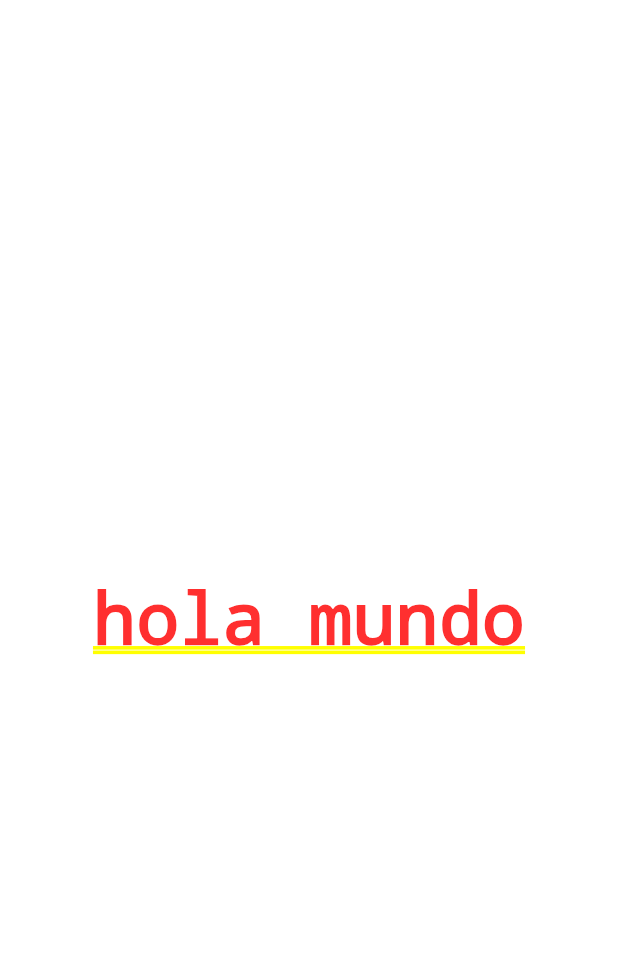
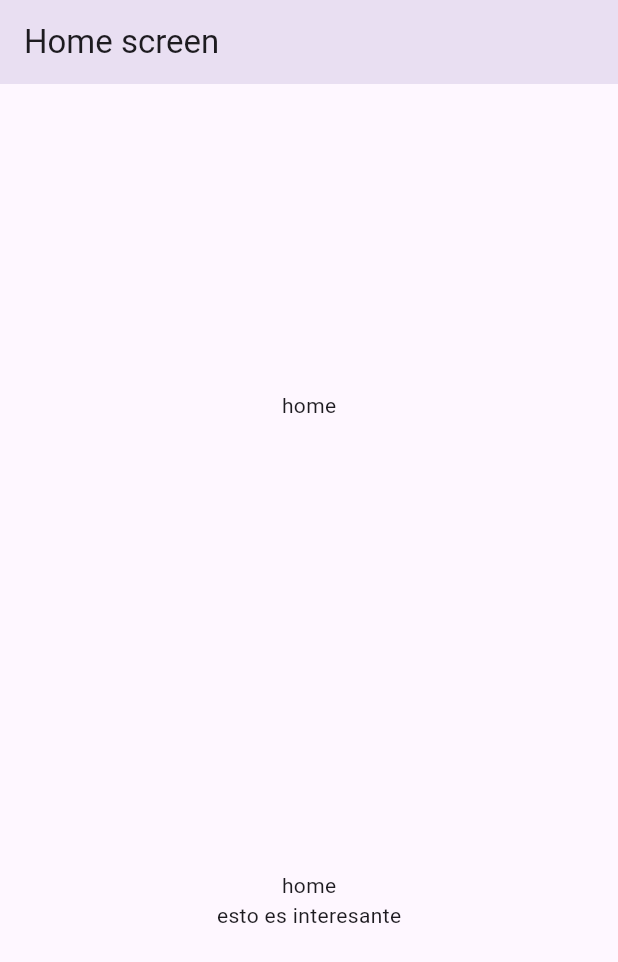
Before and after one commit to GokuPrograming/practica_4_1, a Flutter app: the screen it shows after launch, on a phone screen of 412 x 824 dp. Shown: the top 962 px of the screen. Run offline on Flutter 3.47's test engine with Material 3 defaults, Android fonts, the phone set to English and light mode, and no system bars.

Commit message:
nueva pantalla

```diff
--- /dev/null
+++ b/lib/home_screen2.dart
@@ -0,0 +1,34 @@
+import 'package:flutter/material.dart';
+
+class HomeScreenv2 extends StatelessWidget {
+  const HomeScreenv2({super.key});
+
+  /// la clase debe de tener siempre su constructor
+//habitualmente pide const, se puede dejar sin usarse asi
+  @override
+  Widget build(BuildContext context) {
+    return MaterialApp(
+        debugShowCheckedModeBanner: false,//quita el banner de debbug
+        home: Scaffold(
+          appBar: AppBar(
+            //barra de navegacion de la app
+            title: const Text('Home screen'), //su texto
+            elevation: 12.0, //que tan arriba va estar
+          ),
+          body: const Center(
+              //la pantalla
+              child: Column(
+            // se agrega una columan para organizar los elementos de la app
+            mainAxisAlignment:
+                MainAxisAlignment.center, // ayuda a centrar los elementos
+            children: [
+              // los hijos de metodo columna ayudan a acomodar las cosas dentro de
+              Text('home'),
+              SizedBox(width: 200, height: 300), //separacion
+              Text("home"),
+              Text("esto es interesante")
+            ],
+          )),
+        ));
+  }
+}
--- a/lib/main.dart
+++ b/lib/main.dart
@@ -1,18 +1,26 @@
 import 'package:flutter/material.dart';
+import 'package:practica_4_1/home_screen2.dart';
 
 void main() {
-  runApp(new MyApp());
+  runApp(HomeScreenv2());
 }
 
-class MyApp extends StatelessWidget {
-  const MyApp({super.key});
+/*class MyApp extends StatelessWidget {
+  const MyApp({Key? key});
 
   @override
   Widget build(BuildContext context) {
-    return const MaterialApp(
-      home: Center(
-        child: Text('hola mundo'),
+    return MaterialApp(
+      debugShowCheckedModeBanner:
+          false, // Establecer en false para quitar la etiqueta de "DEBUG"
+
+      home: Scaffold(
+        appBar: AppBar(
+          title: const Text('Mi Aplicación'),
+        ),
+        body: const Center(
+          child: Text('Hola Mundo'),
+        ),
       ),
     );
-  }
-}
+  }*/
```
Also changed, not shown: lib/home_screen.dart (added).
